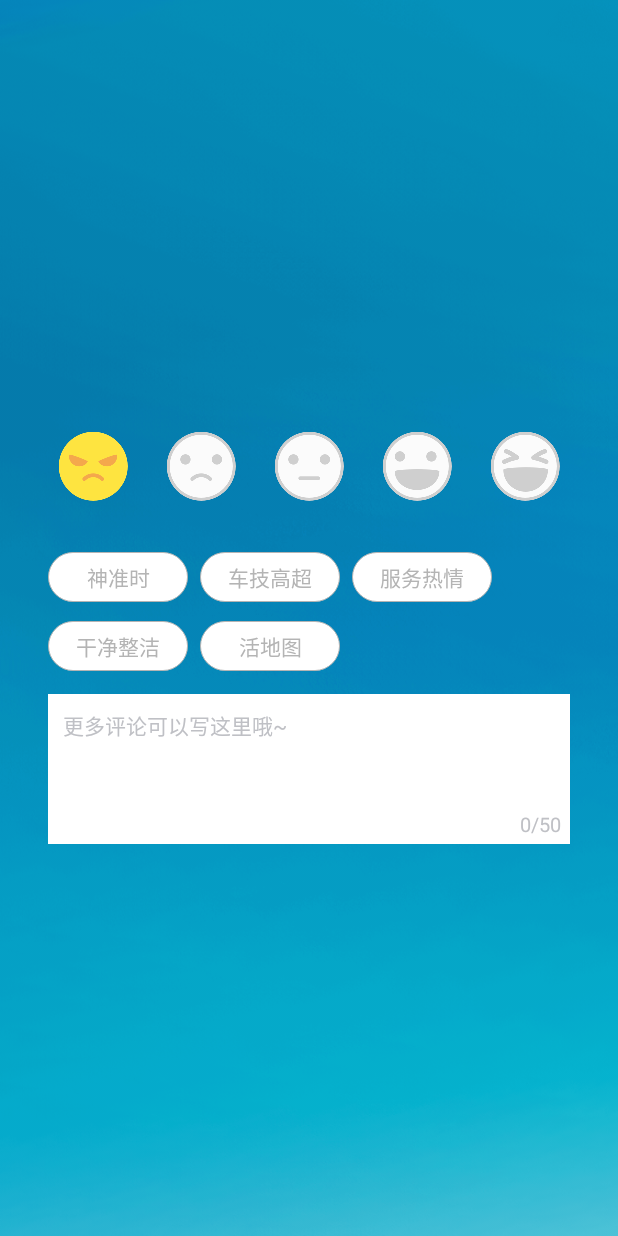
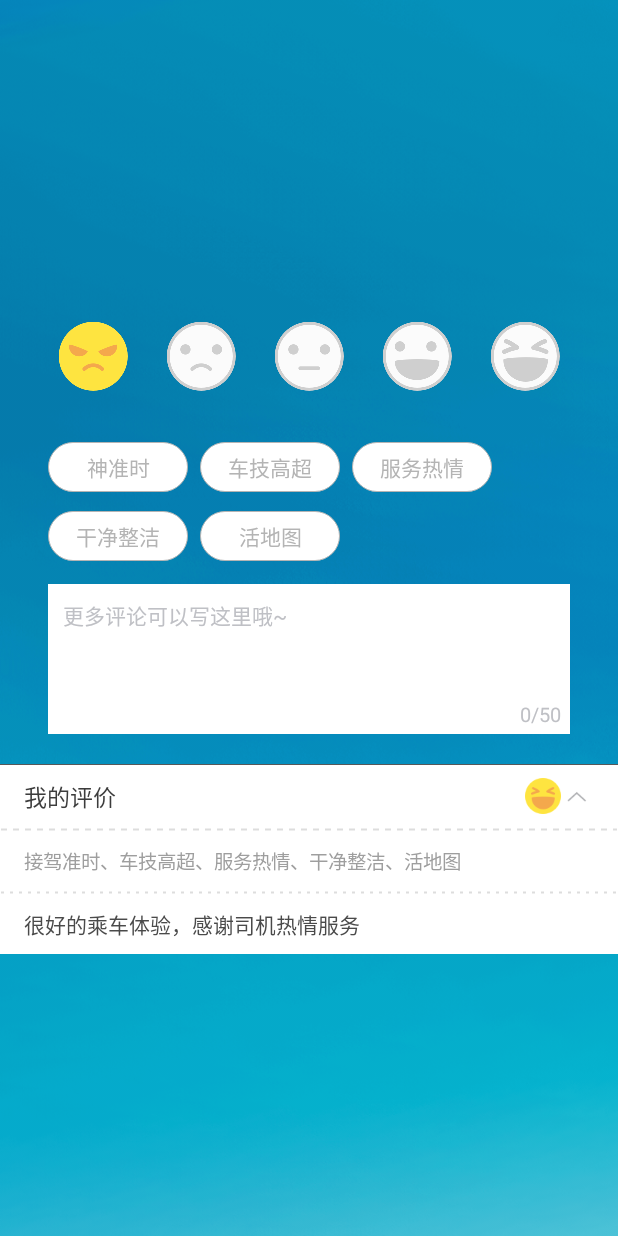
Before and after one commit to Rocktiger/MyFirstGItHubProject, an Android app: the screen it shows after launch (AnimationActivity), after a tap on an icon or button, on a phone screen of 412 x 824 dp. Run offline under Robolectric (Android 15) with nearby library versions, the phone set to English and light mode, and no system bars; 1 other tap on this screen came first.

Commit message:
[task] 详情评价控件

```diff
--- a/app/src/main/java/com/nb/mengbiao/myfirstgithubproject/AnimationActivity.java
+++ b/app/src/main/java/com/nb/mengbiao/myfirstgithubproject/AnimationActivity.java
@@ -12,6 +12,7 @@ import com.nb.mengbiao.myfirstgithubproject.tablayout.FlowLayout;
 import com.nb.mengbiao.myfirstgithubproject.tablayout.TagAdapter;
 import com.nb.mengbiao.myfirstgithubproject.tablayout.TagFlowLayout;
 import com.nb.mengbiao.myfirstgithubproject.util.StatusBarUtil;
+import com.nb.mengbiao.myfirstgithubproject.view.CommentDetailView;
 import com.nb.mengbiao.myfirstgithubproject.view.SmileRatingView;
 
 /**
@@ -23,11 +24,22 @@ public class AnimationActivity extends AppCompatActivity {
     protected void onCreate(@Nullable Bundle savedInstanceState) {
         super.onCreate(savedInstanceState);
         setContentView(R.layout.activity_animation);
-        StatusBarUtil.setTransparentForImageView(this,null);
+        StatusBarUtil.setTransparentForImageView(this, null);
         intanimation();
         intTagFlow();
+        initDeatil();
     }
+
+    private void initDeatil() {
+        CommentDetailView cdv_deatil = (CommentDetailView) findViewById(R.id.cdv_deatil);
+        cdv_deatil.addTagView("接驾准时、车技高超、服务热情、干净整洁、活地图");
+        cdv_deatil.addLineView();
+        cdv_deatil.addSuggestView("很好的乘车体验，感谢司机热情服务");
+
+    }
+
     private final String[] COMMENT_HIGH = new String[]{"神准时", "车技高超", "服务热情", "干净整洁", "活地图"};
+
     private void intTagFlow() {
         final LayoutInflater mInflater = LayoutInflater.from(this);
         TagFlowLayout tfl = (TagFlowLayout) findViewById(R.id.tfl_tag);
@@ -45,7 +57,7 @@ public class AnimationActivity extends AppCompatActivity {
     private void intanimation() {
         SmileRatingView smileRatingView = (SmileRatingView) findViewById(R.id.smile_rating);
         smileRatingView.setOnSmileRatingChangeListener(ratingGrade -> {
-            ToastUtil.showToast(ratingGrade+"");
+            ToastUtil.showToast(ratingGrade + "");
 
         });
 //        ImageView iv_shade = (ImageView) findViewById(R.id.iv_shade);
--- /dev/null
+++ b/app/src/main/java/com/nb/mengbiao/myfirstgithubproject/view/CommentDetailView.java
@@ -0,0 +1,113 @@
+package com.nb.mengbiao.myfirstgithubproject.view;
+
+import android.content.Context;
+import android.support.annotation.Nullable;
+import android.util.AttributeSet;
+import android.util.TypedValue;
+import android.view.LayoutInflater;
+import android.view.View;
+import android.widget.ImageView;
+import android.widget.LinearLayout;
+import android.widget.RelativeLayout;
+import android.widget.TextView;
+
+import com.nb.mengbiao.myfirstgithubproject.R;
+import com.nb.mengbiao.myfirstgithubproject.base.ScreenUtils;
+
+/**
+ * Created by mengbiao on 2018/3/21.
+ */
+
+public class CommentDetailView extends LinearLayout {
+    private LinearLayout ll_refunds;
+    private RelativeLayout rlHead;
+    private ImageView iv_expand;
+    private ImageView comment_detail_line;
+    private boolean bolExpand = false;
+
+    public CommentDetailView(Context context) {
+        super(context);
+        init(context);
+    }
+
+    public CommentDetailView(Context context, @Nullable AttributeSet attrs) {
+        super(context, attrs);
+        init(context);
+    }
+
+    public CommentDetailView(Context context, @Nullable AttributeSet attrs, int defStyleAttr) {
+        super(context, attrs, defStyleAttr);
+        init(context);
+    }
+
+    public void init(Context context) {
+        LayoutInflater.from(context).inflate(R.layout.view_comment_detail, this, true);
+        ll_refunds = (LinearLayout) findViewById(R.id.ll_refunds);
+        rlHead = (RelativeLayout) findViewById(R.id.rl_head);
+        iv_expand = (ImageView) findViewById(R.id.iv_arrow_bottom);
+        comment_detail_line = (ImageView) findViewById(R.id.comment_detail_line);
+        rlHead.setOnClickListener(new OnClickListener() {
+            @Override
+            public void onClick(View v) {
+                comment_detail_line.setVisibility(!bolExpand ? GONE : VISIBLE);
+                bolExpand = !bolExpand;
+                ll_refunds.setVisibility(ll_refunds.getVisibility() == View.VISIBLE ? GONE : VISIBLE);
+                iv_expand.setImageResource(bolExpand ? R.drawable.icon_arrow_top : R.drawable.icon_arrow_bottom);
+            }
+        });
+    }
+
+    final int height = ScreenUtils.dip2px(getContext(), 40);
+    final int margin = ScreenUtils.dip2px(getContext(), 16);
+
+    //添加tagview
+    public void addTagView(String tag) {
+        //设置tagview
+        RelativeLayout ll_tag = new RelativeLayout(getContext());
+        LinearLayout.LayoutParams params = new LinearLayout.LayoutParams(LinearLayout.LayoutParams.MATCH_PARENT, height);
+        ll_tag.setLayoutParams(params);
+
+        RelativeLayout.LayoutParams tv_tag_params = new RelativeLayout.LayoutParams(RelativeLayout.LayoutParams.WRAP_CONTENT, RelativeLayout.LayoutParams.WRAP_CONTENT);
+        tv_tag_params.addRule(RelativeLayout.ALIGN_PARENT_LEFT);
+        tv_tag_params.addRule(RelativeLayout.CENTER_VERTICAL);
+        tv_tag_params.leftMargin = margin;
+
+
+        TextView tv_tag = new TextView(getContext());
+        tv_tag.setText(tag);
+        tv_tag.setTextColor(getResources().getColor(R.color.color_9E9E9E));
+        tv_tag.setTextSize(TypedValue.COMPLEX_UNIT_SP, 13);
+
+        ll_tag.addView(tv_tag, tv_tag_params);
+        ll_refunds.addView(ll_tag);
+    }
+
+    public void addLineView() {
+        //设置分割线
+        ImageView divider = new ImageView(getContext());
+        LinearLayout.LayoutParams divider_params = new LinearLayout.LayoutParams(LinearLayout.LayoutParams.MATCH_PARENT, (int) getResources().getDimension(R.dimen.spit_small));
+        divider.setBackgroundResource(R.drawable.shape_dash_3);
+        divider.setLayerType(LAYER_TYPE_SOFTWARE, null);
+        ll_refunds.addView(divider, divider_params);
+    }
+
+    public void addSuggestView(String suggest) {
+        //设置建议view
+        RelativeLayout ll_suggest = new RelativeLayout(getContext());
+        LinearLayout.LayoutParams params_suggest = new LinearLayout.LayoutParams(LinearLayout.LayoutParams.MATCH_PARENT, height);
+        ll_suggest.setLayoutParams(params_suggest);
+
+        RelativeLayout.LayoutParams tv_suggest_params = new RelativeLayout.LayoutParams(RelativeLayout.LayoutParams.WRAP_CONTENT, RelativeLayout.LayoutParams.WRAP_CONTENT);
+        tv_suggest_params.addRule(RelativeLayout.ALIGN_PARENT_LEFT);
+        tv_suggest_params.addRule(RelativeLayout.CENTER_VERTICAL);
+        tv_suggest_params.leftMargin = margin;
+
+        TextView tv_suggest = new TextView(getContext());
+        tv_suggest.setText(suggest);
+        tv_suggest.setTextColor(getResources().getColor(R.color.color_4A4A4A));
+        tv_suggest.setTextSize(TypedValue.COMPLEX_UNIT_SP, 14);
+
+        ll_suggest.addView(tv_suggest, tv_suggest_params);
+        ll_refunds.addView(ll_suggest);
+    }
+}
--- /dev/null
+++ b/app/src/main/res/drawable/bg_ima_line.xml
@@ -0,0 +1,10 @@
+<?xml version="1.0" encoding="utf-8"?>
+<shape xmlns:android="http://schemas.android.com/apk/res/android"
+    android:shape="line" >
+    <stroke
+        android:width="1dp"
+        android:dashGap="4dp"
+        android:dashWidth="4dp"
+        android:color="#DDDDDD" />
+    <size android:height="1dp"/>
+</shape>
--- /dev/null
+++ b/app/src/main/res/drawable/shape_dash_3.xml
@@ -0,0 +1,10 @@
+<?xml version="1.0" encoding="utf-8"?>
+<shape xmlns:android="http://schemas.android.com/apk/res/android"
+    android:shape="line">
+    <stroke
+        android:width="1dp"
+        android:color="@color/color_DDDDDD"
+        android:dashGap="4dp"
+        android:dashWidth="2dp" />
+    <size android:height="1dp" />
+</shape>
--- a/app/src/main/res/layout/activity_animation.xml
+++ b/app/src/main/res/layout/activity_animation.xml
@@ -32,12 +32,20 @@
         android:paddingLeft="32dp" />
 
     <com.nb.mengbiao.myfirstgithubproject.view.CountEditText
+        android:id="@+id/cet_suees"
         android:layout_width="match_parent"
         android:layout_height="100dp"
         android:layout_below="@+id/tfl_tag"
         android:layout_marginLeft="32dp"
         android:layout_marginRight="32dp"
         android:layout_marginTop="10dp"
+        />
+    <com.nb.mengbiao.myfirstgithubproject.view.CommentDetailView
+        android:id="@+id/cdv_deatil"
+        android:layout_width="match_parent"
+        android:layout_height="wrap_content"
+        android:layout_marginTop="20dp"
+        android:layout_below="@+id/cet_suees"
         />
     <!--<EditText-->
     <!--android:layout_width="200dp"-->
--- /dev/null
+++ b/app/src/main/res/layout/view_comment_detail.xml
@@ -0,0 +1,64 @@
+<?xml version="1.0" encoding="utf-8"?>
+<LinearLayout xmlns:android="http://schemas.android.com/apk/res/android"
+    android:layout_width="match_parent"
+    android:layout_height="match_parent"
+    android:background="@android:color/white"
+    android:orientation="vertical">
+
+    <ImageView
+        android:layout_width="match_parent"
+        android:layout_height="0.5dp"
+        android:background="@color/black_light" />
+
+    <RelativeLayout
+        android:id="@+id/rl_head"
+        android:layout_width="match_parent"
+        android:layout_height="42dp">
+
+        <TextView
+            android:layout_width="wrap_content"
+            android:layout_height="wrap_content"
+            android:layout_alignParentLeft="true"
+            android:layout_centerVertical="true"
+            android:layout_marginLeft="16dp"
+            android:text="我的评价"
+            android:textSize="15sp"
+            android:textColor="#3C3C3C" />
+
+        <ImageView
+            android:layout_toLeftOf="@+id/iv_arrow_bottom"
+            android:layout_width="wrap_content"
+            android:layout_height="wrap_content"
+            android:layout_centerVertical="true"
+            android:layout_marginLeft="10dp"
+            android:src="@drawable/icon_risus" />
+
+        <ImageView
+            android:id="@+id/iv_arrow_bottom"
+            android:layout_width="wrap_content"
+            android:layout_height="wrap_content"
+            android:layout_alignParentRight="true"
+            android:layout_centerVertical="true"
+            android:layout_marginRight="20dp"
+            android:src="@drawable/icon_arrow_bottom" />
+    </RelativeLayout>
+    <ImageView
+        android:id="@+id/comment_detail_line"
+        android:layout_width="match_parent"
+        android:layout_height="0.5dp"
+        android:background="@color/black_light" />
+
+    <LinearLayout
+        android:id="@+id/ll_refunds"
+        android:layout_width="match_parent"
+        android:layout_height="wrap_content"
+        android:orientation="vertical"
+        android:visibility="gone">
+
+        <View
+            android:layout_width="match_parent"
+            android:layout_height="2dp"
+            android:background="@drawable/bg_ima_line"
+            android:layerType="software" />
+    </LinearLayout>
+</LinearLayout>
--- a/app/src/main/res/values/colors.xml
+++ b/app/src/main/res/values/colors.xml
@@ -17,6 +17,8 @@
     <color name="lable_check_true">#31B5E6</color>
     <color name="lable_check_flase">#B4B4B4</color>
 
-
+    <color name="color_4A4A4A">#4a4a4a</color>
+    <color name="color_DDDDDD">#DDDDDD</color>
+    <color name="color_9E9E9E"> #9E9E9E</color>
     <color name="common_bg_head">#383f54</color>
 </resources>
--- a/app/src/main/res/values/dimens.xml
+++ b/app/src/main/res/values/dimens.xml
@@ -3,4 +3,5 @@
     <dimen name="activity_horizontal_margin">16dp</dimen>
     <dimen name="activity_vertical_margin">16dp</dimen>
     <dimen name="size12" >12sp</dimen>
+    <dimen name="spit_small">2dp</dimen>
 </resources>
```
Also changed, not shown: app/src/main/res/drawable-xhdpi/icon_arrow_bottom.png (added), app/src/main/res/drawable-xhdpi/icon_arrow_top.png (added), app/src/main/res/drawable-xhdpi/icon_risus.png (added), app/src/main/res/drawable-xxhdpi/icon_arrow_bottom.png (added), app/src/main/res/drawable-xxhdpi/icon_arrow_top.png (added), app/src/main/res/drawable-xxhdpi/icon_risus.png (added).
